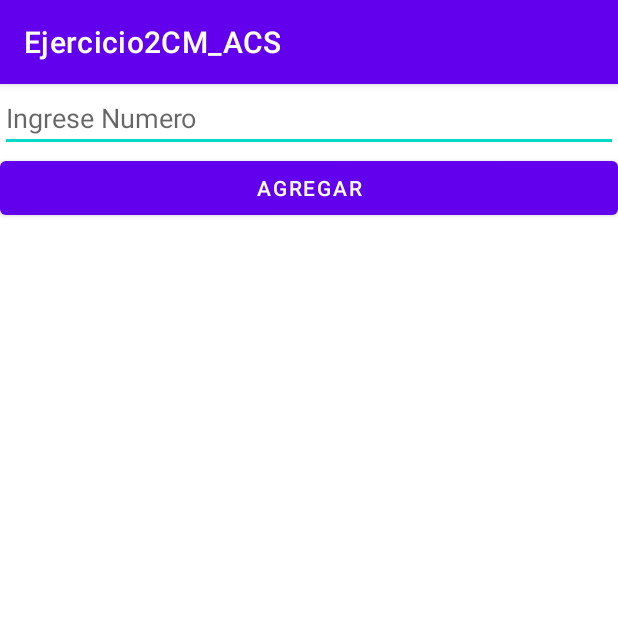
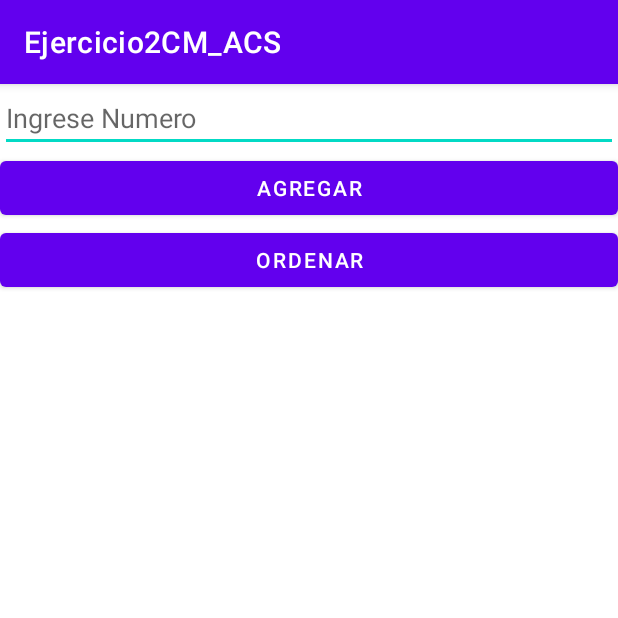
Before and after one commit to zoolest/Ejercicio2CM_ACS, an Android app: the screen it shows after launch (MainActivity), on a phone screen of 412 x 824 dp, the top half of it. Run offline under Robolectric (Android 15) with nearby library versions, the phone set to English and light mode, and no system bars.

```diff
--- a/app/build.gradle
+++ b/app/build.gradle
@@ -37,6 +37,9 @@ dependencies {
     implementation 'androidx.appcompat:appcompat:1.4.0'
     implementation 'com.google.android.material:material:1.4.0'
     implementation 'androidx.constraintlayout:constraintlayout:2.1.2'
+    implementation "androidx.recyclerview:recyclerview:1.2.1"
+    // For control over item selection of both touch and mouse driven selection
+    implementation "androidx.recyclerview:recyclerview-selection:1.1.0"
     testImplementation 'junit:junit:4.+'
     androidTestImplementation 'androidx.test.ext:junit:1.1.3'
     androidTestImplementation 'androidx.test.espresso:espresso-core:3.4.0'
--- a/app/src/main/java/com/example/ejercicio2cm_acs/MainActivity.kt
+++ b/app/src/main/java/com/example/ejercicio2cm_acs/MainActivity.kt
@@ -1,20 +1,55 @@
 package com.example.ejercicio2cm_acs
 
+import android.content.Intent
 import androidx.appcompat.app.AppCompatActivity
 import android.os.Bundle
+import android.widget.ArrayAdapter
+import android.widget.Button
+import android.widget.EditText
 import android.widget.ListView
+
+private lateinit var etLista: EditText
 
 class MainActivity : AppCompatActivity() {
     //private  val numeros = mutableListof
-    private val numeros:MutableList<Int> = mutableListOf()
-    val lvDatos = findViewById<ListView>(R.id.ListView)
+  // private val numeros:MutableList<Int> = mutableListOf()
+
+    private val numeros: MutableList<Int>? = null
+    //val lvDatos = findViewById<ListView>(R.id.ListView)
 
     override fun onCreate(savedInstanceState: Bundle?) {
         super.onCreate(savedInstanceState)
         setContentView(R.layout.activity_main)
+        etLista = findViewById(R.id.etLista)
+        val arrayAdapter:ArrayAdapter<*>
+        //val numeros:MutableList<Int> = mutableListOf()
+        //val nums= mutableListOf("Juan","Pedro","juana")
+        val nums= mutableListOf<Int>()
+        val lvDatos = findViewById<ListView>(R.id.lvDatos)
+        val btnAgregar = findViewById<Button>(R.id.btnAgregar)
 
-        val nums= mutableListOf("Juan")
+
+        arrayAdapter = ArrayAdapter(this,android.R.layout.simple_list_item_1,nums)
+        lvDatos.adapter = arrayAdapter
+
+        btnAgregar.setOnClickListener {
+            val num= Integer.parseInt(etLista.text.toString())
+            nums.add(num)
+        }
+
+
     }
 
 
+    /*
+    private fun aceptar{
+        val lvDatos=findViewById<ListView>(R.id.lvDatos)
+        val arrayAdapter:ArrayAdapter<Int>
+        arrayAdapter = ArrayAdapter(this,android.R.layout.simple_list_item_1,nums)
+        lvDatos.adapter = arrayAdapter
+    }
+    private fun ordenar{
+        val switch=findViewById<>()
+    }*/
+
 }
--- a/app/src/main/res/layout/activity_main.xml
+++ b/app/src/main/res/layout/activity_main.xml
@@ -7,23 +7,29 @@
     android:orientation="vertical"
     tools:context=".MainActivity">
 
+
     <EditText
         android:id="@+id/etLista"
         android:layout_width="match_parent"
         android:layout_height="wrap_content"
-        android:hint="Ingrese Numero" />
+        android:hint="Ingrese Numero"
+         />
 
     <Button
         android:id="@+id/btnAgregar"
         android:layout_width="match_parent"
         android:layout_height="wrap_content"
         android:text="Agregar" />
+    <Button
+        android:id="@+id/btnOrdenar"
+        android:layout_width="match_parent"
+        android:layout_height="wrap_content"
+        android:text="Ordenar" />
 
     <ListView
-        android:id="@+id/ListView"
-        android:layout_width="wrap_content"
-        android:layout_height="wrap_content"
-        ></ListView>
+        android:id="@+id/lvDatos"
+        android:layout_width="match_parent"
+        android:layout_height="match_parent" />
 
 
 </LinearLayout>
```
